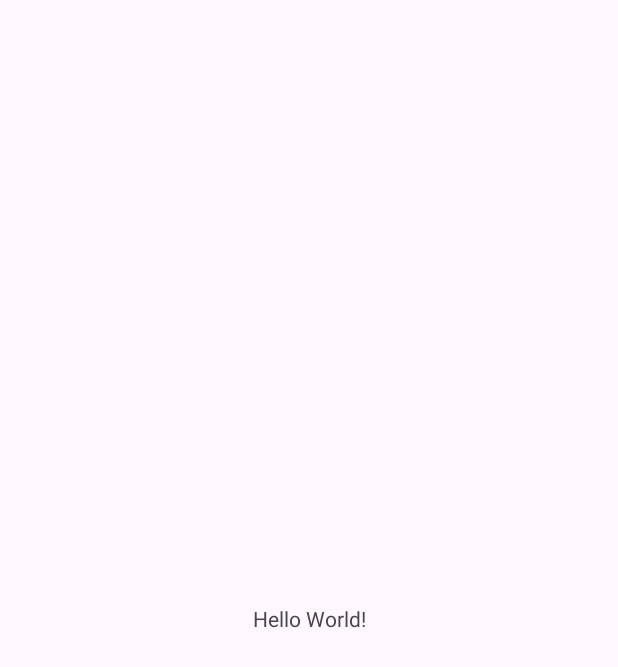
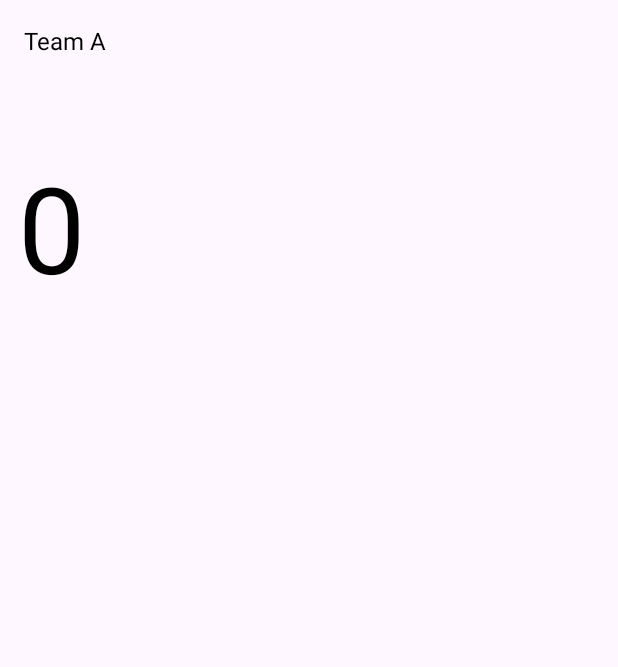
Before and after one commit to muhyi7/MarkibaBadminton, an Android app: the screen it shows after launch (MainActivity), on a phone screen of 412 x 824 dp. Before the commit the part shown is almost empty. Shown: the top 667 px of the screen. Run offline under Robolectric (Android 15) with nearby library versions, the phone set to English and light mode, and no system bars.

```diff
--- a/app/src/main/res/layout/activity_main.xml
+++ b/app/src/main/res/layout/activity_main.xml
@@ -4,15 +4,32 @@
     xmlns:tools="http://schemas.android.com/tools"
     android:layout_width="match_parent"
     android:layout_height="match_parent"
+    android:padding="16dp"
     tools:context=".MainActivity">
+
+    <View
+        android:layout_width="1dp"
+        android:layout_height="0dp"/>
+    <TextView
+        android:id="@+id/textViewTeamA"
+        android:layout_width="wrap_content"
+        android:layout_height="wrap_content"
+        android:text="Team A"
+        android:textSize="16sp"
+        android:textColor="@android:color/black"
+        app:layout_constraintStart_toStartOf="parent"
+        app:layout_constraintTop_toTopOf="parent"/>
 
     <TextView
         android:layout_width="wrap_content"
         android:layout_height="wrap_content"
-        android:text="Hello World!"
-        app:layout_constraintBottom_toBottomOf="parent"
-        app:layout_constraintEnd_toEndOf="parent"
-        app:layout_constraintStart_toStartOf="parent"
-        app:layout_constraintTop_toTopOf="parent" />
+        android:textSize="80sp"
+        android:text="0 "
+        android:textColor="@android:color/black"
+        android:layout_marginTop="60dp"
+        app:layout_constraintStart_toStartOf="@id/textViewTeamA"
+        app:layout_constraintEnd_toEndOf="@+id/textViewTeamA"
+        app:layout_constraintTop_toBottomOf="@id/textViewTeamA"/>
+
 
 </androidx.constraintlayout.widget.ConstraintLayout>
```
